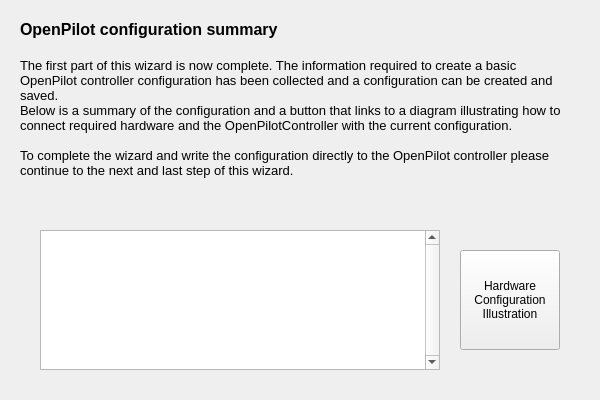
Above: ground/openpilotgcs/src/plugins/setupwizard/pages/summarypage.ui from openpilot/OpenPilot before the change. Below: the same form after it.
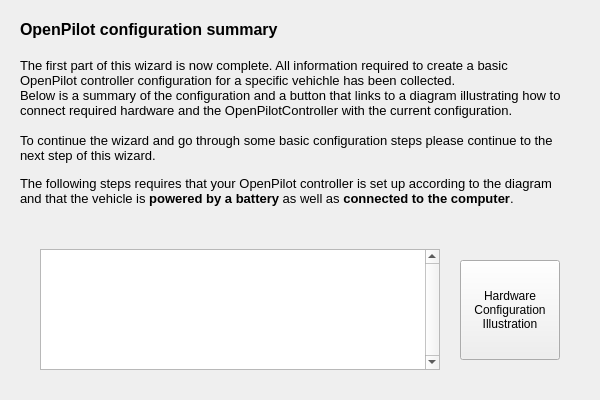
That is the form after the change.

Commit message: OP-39 Output calibration functionality. Connection diagram updates.

```diff
--- a/ground/openpilotgcs/src/plugins/setupwizard/pages/summarypage.ui
+++ b/ground/openpilotgcs/src/plugins/setupwizard/pages/summarypage.ui
@@ -26,13 +26,15 @@
     <string>&lt;!DOCTYPE HTML PUBLIC &quot;-//W3C//DTD HTML 4.0//EN&quot; &quot;http://www.w3.org/TR/REC-html40/strict.dtd&quot;&gt;
 &lt;html&gt;&lt;head&gt;&lt;meta name=&quot;qrichtext&quot; content=&quot;1&quot; /&gt;&lt;style type=&quot;text/css&quot;&gt;
 p, li { white-space: pre-wrap; }
-&lt;/style&gt;&lt;/head&gt;&lt;body style=&quot; font-family:'MS Shell Dlg 2'; font-size:8.25pt; font-weight:400; font-style:normal;&quot;&gt;
+&lt;/style&gt;&lt;/head&gt;&lt;body style=&quot; font-family:'MS Shell Dlg 2'; font-size:8pt; font-weight:400; font-style:normal;&quot;&gt;
 &lt;p style=&quot; margin-top:0px; margin-bottom:0px; margin-left:0px; margin-right:0px; -qt-block-indent:0; text-indent:0px;&quot;&gt;&lt;span style=&quot; font-size:12pt; font-weight:600;&quot;&gt;OpenPilot configuration summary&lt;/span&gt;&lt;/p&gt;
-&lt;p style=&quot;-qt-paragraph-type:empty; margin-top:0px; margin-bottom:0px; margin-left:0px; margin-right:0px; -qt-block-indent:0; text-indent:0px; font-size:12pt; font-weight:600;&quot;&gt;&lt;/p&gt;
-&lt;p style=&quot; margin-top:0px; margin-bottom:0px; margin-left:0px; margin-right:0px; -qt-block-indent:0; text-indent:0px;&quot;&gt;&lt;span style=&quot; font-size:10pt;&quot;&gt;The first part of this wizard is now complete. The information required to create a basic OpenPilot controller configuration has been collected and a configuration can be created and saved.&lt;/span&gt;&lt;/p&gt;
+&lt;p style=&quot;-qt-paragraph-type:empty; margin-top:0px; margin-bottom:0px; margin-left:0px; margin-right:0px; -qt-block-indent:0; text-indent:0px; font-size:12pt; font-weight:600;&quot;&gt;&lt;br /&gt;&lt;/p&gt;
+&lt;p style=&quot; margin-top:0px; margin-bottom:0px; margin-left:0px; margin-right:0px; -qt-block-indent:0; text-indent:0px;&quot;&gt;&lt;span style=&quot; font-size:10pt;&quot;&gt;The first part of this wizard is now complete. All information required to create a basic OpenPilot controller configuration for a specific vehichle has been collected.&lt;/span&gt;&lt;/p&gt;
 &lt;p style=&quot; margin-top:0px; margin-bottom:0px; margin-left:0px; margin-right:0px; -qt-block-indent:0; text-indent:0px;&quot;&gt;&lt;span style=&quot; font-size:10pt;&quot;&gt;Below is a summary of the configuration and a button that links to a diagram illustrating how to connect required hardware and the OpenPilotController with the current configuration.&lt;/span&gt;&lt;/p&gt;
-&lt;p style=&quot;-qt-paragraph-type:empty; margin-top:0px; margin-bottom:0px; margin-left:0px; margin-right:0px; -qt-block-indent:0; text-indent:0px; font-size:10pt;&quot;&gt;&lt;/p&gt;
-&lt;p style=&quot; margin-top:0px; margin-bottom:0px; margin-left:0px; margin-right:0px; -qt-block-indent:0; text-indent:0px;&quot;&gt;&lt;span style=&quot; font-size:10pt;&quot;&gt;To complete the wizard and write the configuration directly to the OpenPilot controller please continue to the next and last step of this wizard.&lt;/span&gt;&lt;/p&gt;&lt;/body&gt;&lt;/html&gt;</string>
+&lt;p style=&quot;-qt-paragraph-type:empty; margin-top:0px; margin-bottom:0px; margin-left:0px; margin-right:0px; -qt-block-indent:0; text-indent:0px; font-size:10pt;&quot;&gt;&lt;br /&gt;&lt;/p&gt;
+&lt;p style=&quot; margin-top:0px; margin-bottom:0px; margin-left:0px; margin-right:0px; -qt-block-indent:0; text-indent:0px;&quot;&gt;&lt;span style=&quot; font-size:10pt;&quot;&gt;To continue the wizard and go through some basic configuration steps please continue to the next step of this wizard.&lt;/span&gt;&lt;/p&gt;
+&lt;p style=&quot;-qt-paragraph-type:empty; margin-top:0px; margin-bottom:0px; margin-left:0px; margin-right:0px; -qt-block-indent:0; text-indent:0px;&quot;&gt;&lt;br /&gt;&lt;/p&gt;
+&lt;p style=&quot; margin-top:0px; margin-bottom:0px; margin-left:0px; margin-right:0px; -qt-block-indent:0; text-indent:0px;&quot;&gt;&lt;span style=&quot; font-size:10pt;&quot;&gt;The following steps requires that your OpenPilot controller is set up according to the diagram and that the vehicle is &lt;/span&gt;&lt;span style=&quot; font-size:10pt; font-weight:600;&quot;&gt;powered by a battery&lt;/span&gt;&lt;span style=&quot; font-size:10pt;&quot;&gt; as well as &lt;/span&gt;&lt;span style=&quot; font-size:10pt; font-weight:600;&quot;&gt;connected to the computer&lt;/span&gt;&lt;span style=&quot; font-size:10pt;&quot;&gt;.&lt;/span&gt;&lt;/p&gt;&lt;/body&gt;&lt;/html&gt;</string>
    </property>
    <property name="alignment">
     <set>Qt::AlignLeading|Qt::AlignLeft|Qt::AlignTop</set>
@@ -45,7 +47,7 @@
    <property name="geometry">
     <rect>
      <x>460</x>
-     <y>250</y>
+     <y>260</y>
      <width>100</width>
      <height>100</height>
     </rect>
@@ -75,9 +77,9 @@
    <property name="geometry">
     <rect>
      <x>40</x>
-     <y>230</y>
+     <y>249</y>
      <width>400</width>
-     <height>140</height>
+     <height>121</height>
     </rect>
    </property>
    <property name="font">
```
The commit also changes 16 other files.
